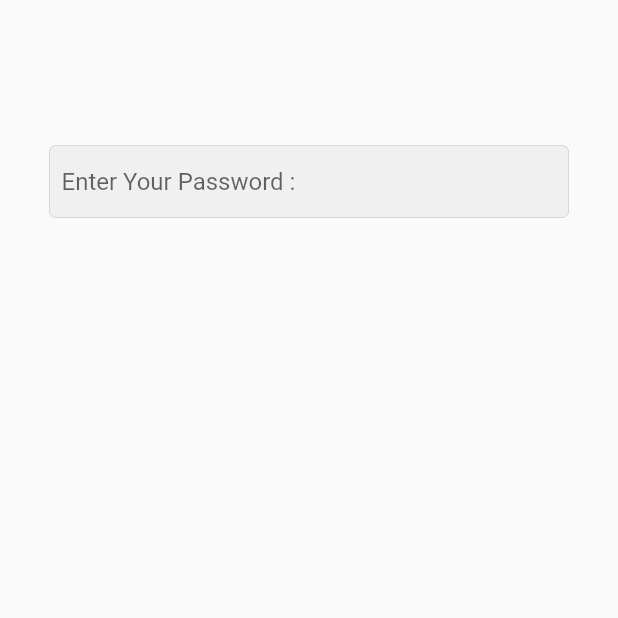
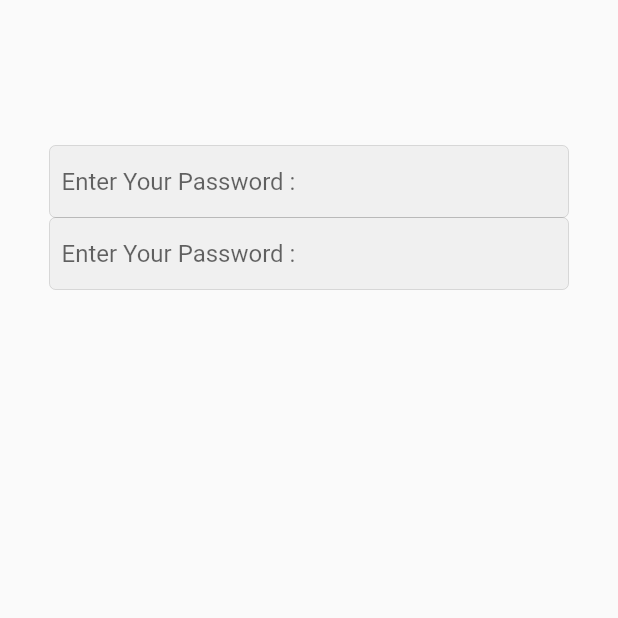
Before and after one commit to AyaEidAttya/E-commerce-app, a Flutter app: the screen it shows after launch, on a phone screen of 412 x 824 dp, the top half of it. Run offline on Flutter 3.47's test engine with Material 2 defaults, Android fonts, the phone set to English and light mode, and no system bars.

Commit message:
add second textfield

```diff
--- a/lib/pages/logine.dart/login.dart
+++ b/lib/pages/logine.dart/login.dart
@@ -25,7 +25,28 @@ class login extends StatelessWidget {
               // fillColor: Colors.red,
               filled: true,
               contentPadding: const EdgeInsets.all(8),
+            )),
+
+              TextField(
+            keyboardType: TextInputType.text,
+            obscureText: true,
+            decoration: InputDecoration(
+              hintText: "Enter Your Password : ",
+              // To delete borders
+              enabledBorder: OutlineInputBorder(borderSide: Divider.createBorderSide(context),),
+              focusedBorder: OutlineInputBorder(borderSide: BorderSide(color: Colors.grey,),),
+              // fillColor: Colors.red,
+              filled: true,
+              contentPadding: const EdgeInsets.all(8),
             ))
+
+
+
+
+
+
+
+
             ],
           ),
         ),
```
